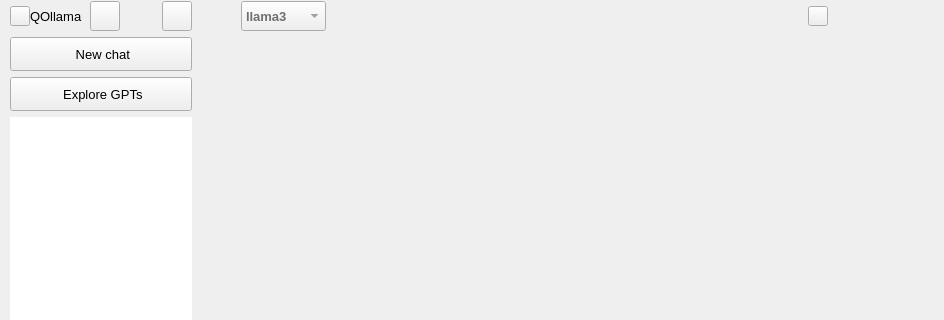
Old version of the form forms/mainwindow.ui in the repository farleyrunkel/qollama; both pictures show x 0 to 944 and y 0 to 320 of the 944 by 592 pixel window.
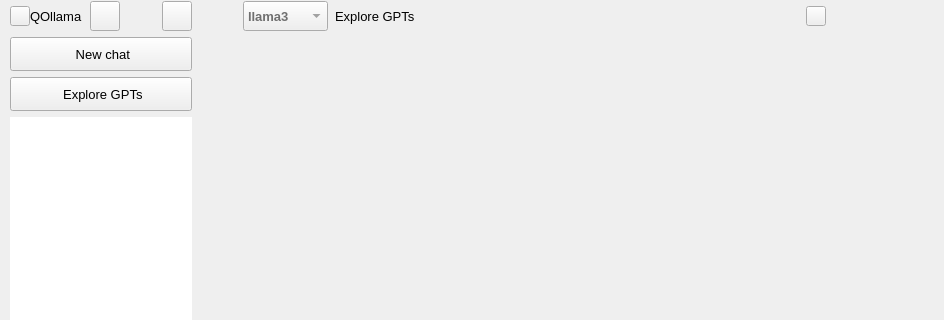
New version of the form. Icons and pictures are not drawn. Custom widgets are drawn as their Qt base class.

```diff
--- a/forms/mainwindow.ui
+++ b/forms/mainwindow.ui
@@ -720,7 +720,7 @@
          <widget class="QWidget" name="titleBar" native="true">
           <layout class="QHBoxLayout" name="rightTitleBar">
            <property name="spacing">
-            <number>5</number>
+            <number>7</number>
            </property>
            <property name="leftMargin">
             <number>5</number>
@@ -808,6 +808,13 @@
              </item>
             </widget>
            </item>
+           <item>
+            <widget class="QLabel" name="exploreLabel">
+             <property name="text">
+              <string>Explore GPTs</string>
+             </property>
+            </widget>
+           </item>
            <item>
             <spacer name="horizontalSpacer_4">
              <property name="orientation">
```
